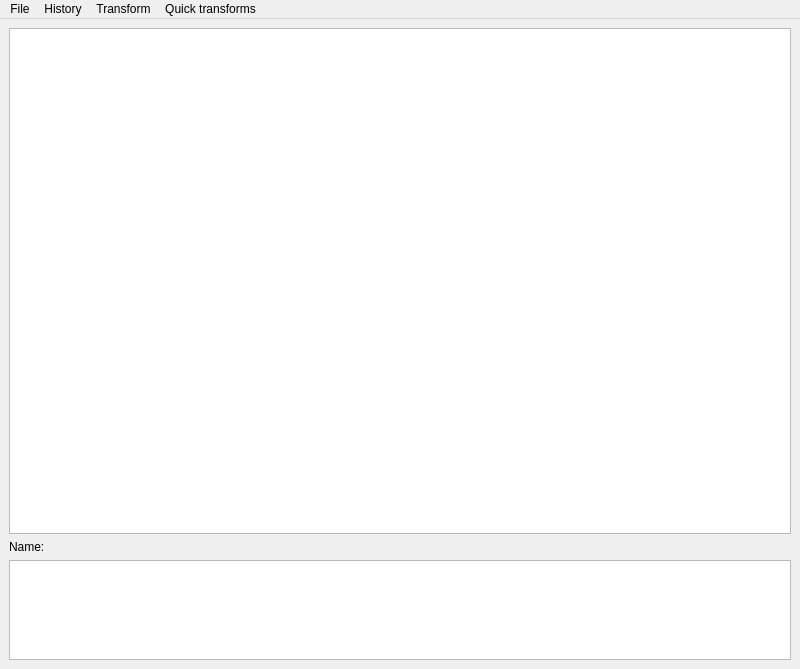
Qt form src/ui/main.ui (PinteLaurentiu/RaulTest) before a commit.
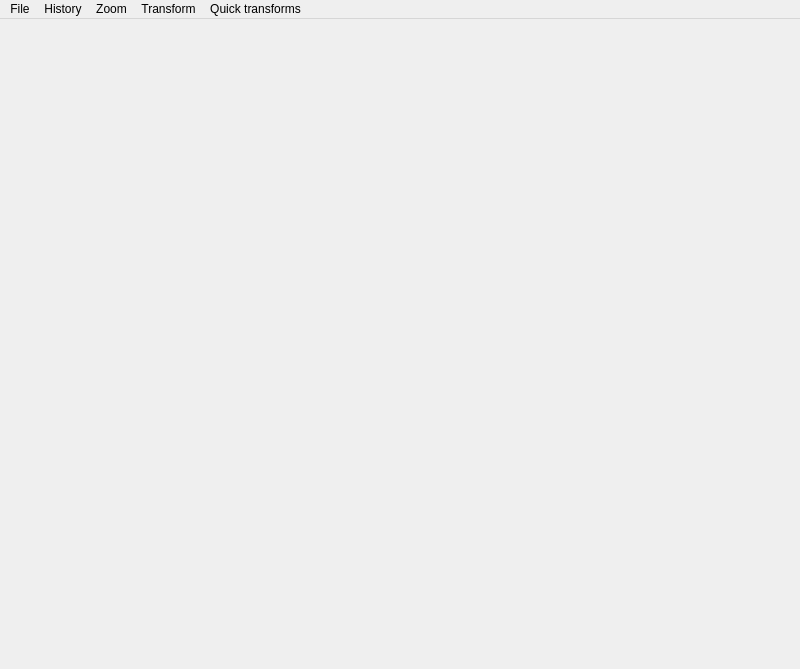
The same form after that commit.

```diff
--- a/src/ui/main.ui
+++ b/src/ui/main.ui
@@ -14,41 +14,7 @@
    <string>MainWindow</string>
   </property>
   <widget class="QWidget" name="centralwidget">
-   <layout class="QVBoxLayout" name="verticalLayout">
-    <item>
-     <widget class="QGraphicsView" name="picture">
-      <property name="verticalScrollBarPolicy">
-       <enum>Qt::ScrollBarAlwaysOff</enum>
-      </property>
-      <property name="horizontalScrollBarPolicy">
-       <enum>Qt::ScrollBarAlwaysOff</enum>
-      </property>
-     </widget>
-    </item>
-    <item>
-     <widget class="QLabel" name="nameLabel">
-      <property name="text">
-       <string>Name:</string>
-      </property>
-     </widget>
-    </item>
-    <item>
-     <widget class="QTextBrowser" name="descriptionText">
-      <property name="sizePolicy">
-       <sizepolicy hsizetype="Expanding" vsizetype="Fixed">
-        <horstretch>0</horstretch>
-        <verstretch>0</verstretch>
-       </sizepolicy>
-      </property>
-      <property name="maximumSize">
-       <size>
-        <width>16777215</width>
-        <height>100</height>
-       </size>
-      </property>
-     </widget>
-    </item>
-   </layout>
+   <layout class="QVBoxLayout" name="verticalLayout"/>
   </widget>
   <widget class="QMenuBar" name="menubar">
    <property name="geometry">
@@ -167,8 +133,17 @@
     <addaction name="actionQuick5"/>
     <addaction name="actionQuick6"/>
    </widget>
+   <widget class="QMenu" name="menuZoom">
+    <property name="title">
+     <string>Zoom</string>
+    </property>
+    <addaction name="increaseZoom"/>
+    <addaction name="decreaseZoom"/>
+    <addaction name="resetZoom"/>
+   </widget>
    <addaction name="menuFile"/>
    <addaction name="menuHistory"/>
+   <addaction name="menuZoom"/>
    <addaction name="menuTransform"/>
    <addaction name="menuQuick_transforms"/>
   </widget>
```
Left out of the diff: 21 changed lines with no effect on the pictures.
